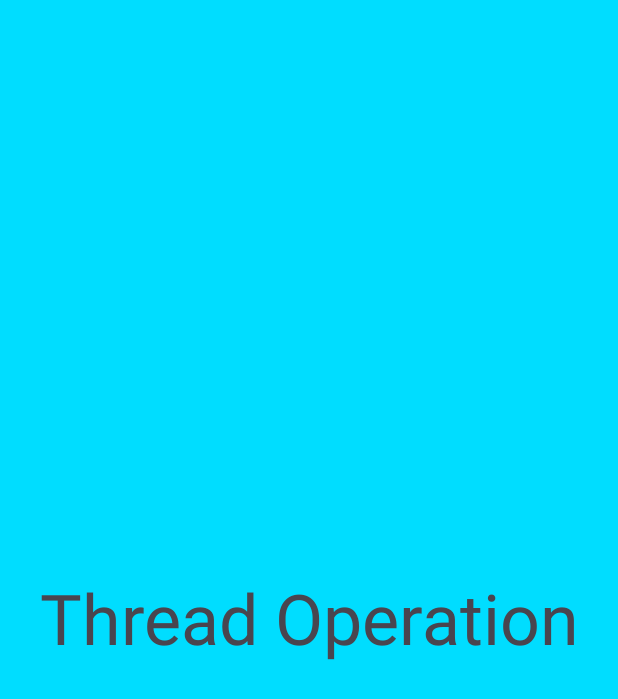
After one commit to shitab14/My-Ecommerce, an Android app: the layout activity_thread_operation.xml on its own in the app's theme, with its tools: preview values and no code run, on a phone screen of 412 x 824 dp. The commit adds this screen. Shown: the top 699 px of the screen. Run offline under Robolectric (Android 15) with nearby library versions, the phone set to English and light mode, and no system bars.

Commit message:
[Thread Operation Practice Activity] [WIP]

```diff
--- a/testerModule/build.gradle
+++ b/testerModule/build.gradle
@@ -11,7 +11,7 @@ android {
     compileSdk 34
 
     defaultConfig {
-        minSdk 24
+        minSdk 26
 
         testInstrumentationRunner "androidx.test.runner.AndroidJUnitRunner"
         consumerProguardFiles "consumer-rules.pro"
--- a/testerModule/src/main/AndroidManifest.xml
+++ b/testerModule/src/main/AndroidManifest.xml
@@ -2,6 +2,9 @@
 <manifest xmlns:android="http://schemas.android.com/apk/res/android">
 
     <application>
+        <activity
+            android:name=".presentation.threadoperation.ThreadOperationActivity"
+            android:exported="false" />
         <activity
             android:name=".presentation.sliderpage.SliderActivity"
             android:exported="false" />
--- a/testerModule/src/main/java/com/mir/testermodule/presentation/sliderpage/SliderActivity.kt
+++ b/testerModule/src/main/java/com/mir/testermodule/presentation/sliderpage/SliderActivity.kt
@@ -1,7 +1,6 @@
 package com.mir.testermodule.presentation.sliderpage
 
 import android.os.Bundle
-import android.util.Log
 import androidx.activity.enableEdgeToEdge
 import androidx.appcompat.app.AppCompatActivity
 import androidx.core.view.ViewCompat
--- /dev/null
+++ b/testerModule/src/main/res/layout/activity_thread_operation.xml
@@ -0,0 +1,25 @@
+<?xml version="1.0" encoding="utf-8"?>
+<layout xmlns:android="http://schemas.android.com/apk/res/android"
+    xmlns:app="http://schemas.android.com/apk/res-auto"
+    xmlns:tools="http://schemas.android.com/tools">
+
+    <data>
+
+    </data>
+
+    <androidx.constraintlayout.widget.ConstraintLayout
+        android:id="@+id/main"
+        android:layout_width="match_parent"
+        android:layout_height="match_parent"
+        android:background="@android:color/holo_blue_bright"
+        tools:context=".presentation.threadoperation.ThreadOperationActivity">
+
+        <TextView
+            android:layout_width="match_parent"
+            android:layout_height="match_parent"
+            android:gravity="center"
+            android:text="Thread Operation"
+            android:textSize="@dimen/_36sdp" />
+
+    </androidx.constraintlayout.widget.ConstraintLayout>
+</layout>
```
Also changed, not shown: app/src/main/java/com/mir/myecommerce/presentation/MainActivity.kt (+11 -2 lines), app/src/main/res/layout/activity_main.xml (+9 -0 lines), testerModule/src/main/java/com/mir/testermodule/practice/Coroutines.kt (added, +35 -0 lines), testerModule/src/main/java/com/mir/testermodule/presentation/threadoperation/ThreadOperationActivity.kt (added, +25 -0 lines), testerModule/src/main/res/menu/bottom_nav_menu.xml (+10 -5 lines), 4 other files.
